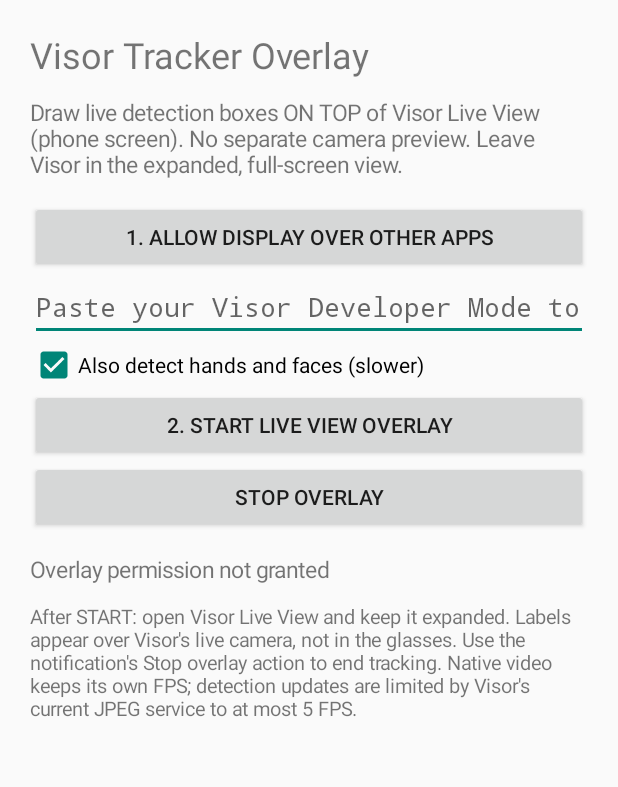
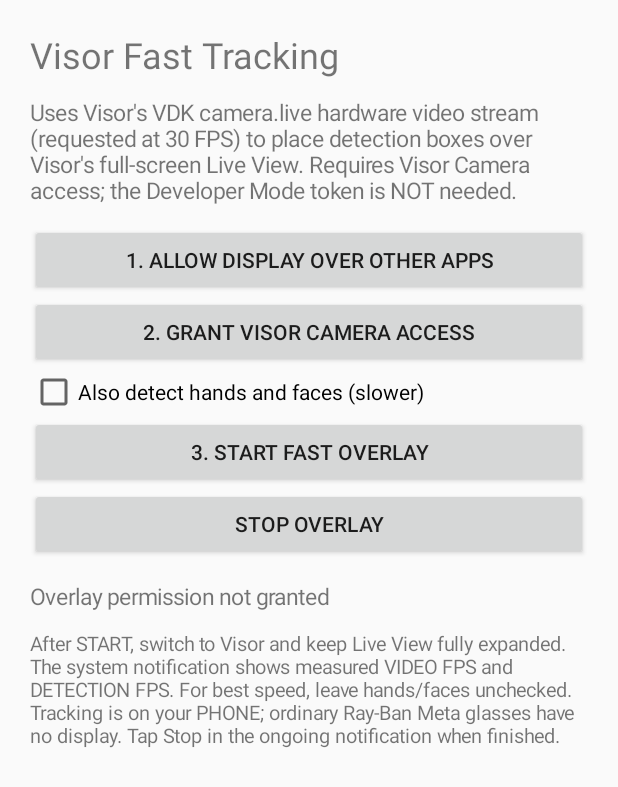
Before and after one commit to mattumali579/cloud-ai-os, an Android app: the screen it shows after launch (MainActivity), on a phone screen of 412 x 824 dp. Shown: the top 787 px of the screen. Run offline under Robolectric (Android 15) with nearby library versions, the phone set to English and light mode, and no system bars; libraries missing offline, so code that uses them is left out: com.macedonga.visor.

Commit message:
Add VDK camera consent UI and measured high-FPS mode; remove developer token step

```diff
--- a/experiments/visor-tracker-android/app/src/main/java/com/mattumali/visortracker/MainActivity.kt
+++ b/experiments/visor-tracker-android/app/src/main/java/com/mattumali/visortracker/MainActivity.kt
@@ -1,26 +1,31 @@
 package com.mattumali.visortracker
 
-import android.app.Activity
 import android.content.Intent
 import android.net.Uri
 import android.os.Bundle
 import android.provider.Settings
-import android.text.InputType
 import android.widget.Button
 import android.widget.CheckBox
-import android.widget.EditText
 import android.widget.LinearLayout
 import android.widget.ScrollView
 import android.widget.TextView
+import androidx.activity.ComponentActivity
+import com.macedonga.visor.kit.RequestScopes
+import com.macedonga.visor.kit.Visor
+import com.macedonga.visor.kit.protocol.Scope
 
-/**
- * Launcher is only a permission/token/stop control. Live tracking happens in the
- * foreground OverlayTrackingService while the user watches Visor's own Live View.
- */
-class MainActivity : Activity() {
-    private lateinit var tokenField: EditText
+/** Launcher for the VDK camera grant and background overlay. No developer token needed. */
+class MainActivity : ComponentActivity() {
     private lateinit var includeAll: CheckBox
     private lateinit var status: TextView
+
+    private val grantCamera = registerForActivityResult(RequestScopes()) { grants ->
+        status.text = if (Scope.CAMERA in grants) {
+            "Visor camera access approved. Tap START OVERLAY."
+        } else {
+            "Camera access not granted. Visor needs Camera permission to send video."
+        }
+    }
 
     override fun onCreate(savedInstanceState: Bundle?) {
         super.onCreate(savedInstanceState)
@@ -29,18 +34,17 @@ class MainActivity : Activity() {
             val pad = dp(20)
             setPadding(pad, pad, pad, pad)
         }
-        val scroller = ScrollView(this)
-        scroller.addView(root)
-
+        val scroll = ScrollView(this).apply { addView(root) }
         root.addView(TextView(this).apply {
-            text = "Visor Tracker Overlay"
+            text = "Visor Fast Tracking"
             textSize = 24f
         })
         root.addView(TextView(this).apply {
-            text = "Draw live detection boxes ON TOP of Visor Live View (phone screen). " +
-                "No separate camera preview. Leave Visor in the expanded, full-screen view."
+            text = "Uses Visor's VDK camera.live hardware video stream " +
+                "(requested at 30 FPS) to place detection boxes over Visor's full-screen Live View. " +
+                "Requires Visor Camera access; the Developer Mode token is NOT needed."
             textSize = 15f
-            setPadding(0, dp(12), 0, dp(14))
+            setPadding(0, dp(12), 0, dp(12))
         })
         root.addView(Button(this).apply {
             text = "1. Allow display over other apps"
@@ -49,20 +53,26 @@ class MainActivity : Activity() {
                     Uri.parse("package:" + packageName)))
             }
         })
-        tokenField = EditText(this).apply {
-            hint = "Paste your Visor Developer Mode token"
-            inputType = InputType.TYPE_CLASS_TEXT or InputType.TYPE_TEXT_VARIATION_PASSWORD
-            setSingleLine(true)
-            setText(getSharedPreferences("tracker", MODE_PRIVATE).getString("token", ""))
-        }
-        root.addView(tokenField)
+        root.addView(Button(this).apply {
+            text = "2. Grant Visor camera access"
+            setOnClickListener {
+                if (!Visor.isInstalled(this@MainActivity)) {
+                    status.text = "Visor app is missing"
+                } else {
+                    try { grantCamera.launch(setOf(Scope.CAMERA)) }
+                    catch (error: Exception) {
+                        status.text = "Visor consent screen failed: " + error.message
+                    }
+                }
+            }
+        })
         includeAll = CheckBox(this).apply {
             text = "Also detect hands and faces (slower)"
-            isChecked = true
+            isChecked = false
         }
         root.addView(includeAll)
         root.addView(Button(this).apply {
-            text = "2. START LIVE VIEW OVERLAY"
+            text = "3. START FAST OVERLAY"
             setOnClickListener { startOverlay() }
         })
         root.addView(Button(this).apply {
@@ -79,51 +89,37 @@ class MainActivity : Activity() {
         }
         root.addView(status)
         root.addView(TextView(this).apply {
-            text = "After START: open Visor Live View and keep it expanded. " +
-                "Labels appear over Visor's live camera, not in the glasses. " +
-                "Use the notification's Stop overlay action to end tracking. " +
-                "Native video keeps its own FPS; detection updates are limited by " +
-                "Visor's current JPEG service to at most 5 FPS."
+            text = "After START, switch to Visor and keep Live View fully expanded. " +
+                "The system notification shows measured VIDEO FPS and DETECTION FPS. " +
+                "For best speed, leave hands/faces unchecked. " +
+                "Tracking is on your PHONE; ordinary Ray-Ban Meta glasses have no display. " +
+                "Tap Stop in the ongoing notification when finished."
             textSize = 13f
         })
-        setContentView(scroller)
+        setContentView(scroll)
     }
 
     override fun onResume() {
         super.onResume()
         if (::status.isInitialized) {
-            status.text = if (OverlayTrackingService.active) {
-                OverlayTrackingService.lastStatus
-            } else if (!Settings.canDrawOverlays(this)) {
-                "Overlay permission not granted"
-            } else {
-                "Overlay permission granted. Ready to start."
-            }
+            status.text = if (OverlayTrackingService.active) OverlayTrackingService.lastStatus
+            else if (!Settings.canDrawOverlays(this)) "Overlay permission not granted"
+            else "Overlay permission granted. Grant Visor camera access, then Start."
         }
     }
 
     private fun startOverlay() {
         if (!Settings.canDrawOverlays(this)) {
-            status.text = "Enable Display over other apps first."
-            startActivity(Intent(Settings.ACTION_MANAGE_OVERLAY_PERMISSION,
-                Uri.parse("package:" + packageName)))
+            status.text = "Allow Display over other apps first"
             return
         }
-        val token = tokenField.text.toString().trim()
-        if (token.isBlank()) {
-            status.text = "Copy the token from Visor Settings > Advanced > Developer Mode."
-            return
-        }
-        getSharedPreferences("tracker", MODE_PRIVATE)
-            .edit().putString("token", token).apply()
         try {
             startForegroundService(Intent(this, OverlayTrackingService::class.java)
                 .setAction(OverlayTrackingService.ACTION_START)
-                .putExtra(OverlayTrackingService.EXTRA_TOKEN, token)
                 .putExtra(OverlayTrackingService.EXTRA_ALL_DETECTORS, includeAll.isChecked))
-            status.text = "Starting overlay. Open Visor Live View; keep full-screen."
+            status.text = "Starting fast overlay; open Visor Live View"
         } catch (error: Exception) {
-            status.text = "Could not start overlay: " + (error.message ?: "unknown")
+            status.text = "Could not start tracking: " + error.message
         }
     }
 
```
